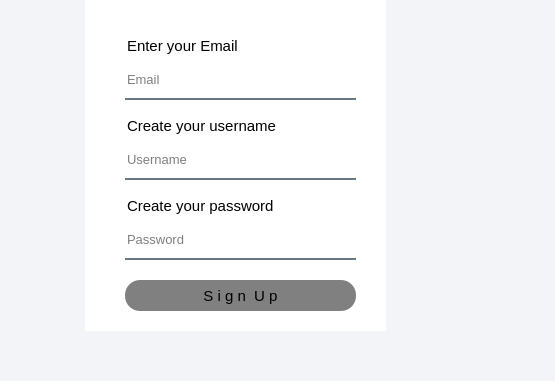
First picture: the form in register.ui, repository nepalprastut/oopProj, before the edit; both pictures show x 725 to 1280 and y 240 to 621 of the 1280 by 769 pixel window.
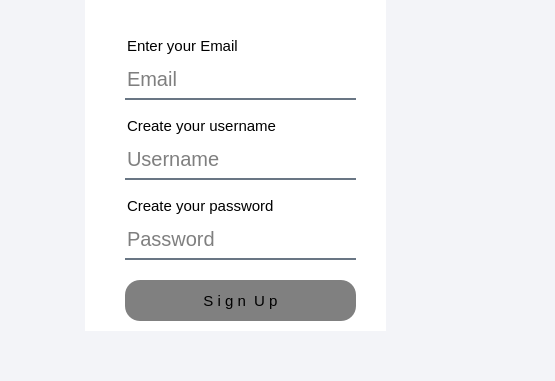
Second picture: the form after the edit. Icons and pictures are not drawn.

```diff
--- a/register.ui
+++ b/register.ui
@@ -67,7 +67,7 @@
        <x>40</x>
        <y>340</y>
        <width>231</width>
-       <height>31</height>
+       <height>41</height>
       </rect>
      </property>
      <property name="styleSheet">
@@ -142,7 +142,7 @@
 border:none;
 border-bottom:2px solid rgba(105,118,132,255);
 color:rgba(255,255,255,230);
-font-size:13px;
+font-size:20px;
 color:black;</string>
      </property>
      <property name="text">
@@ -178,7 +178,7 @@
 border:none;
 border-bottom:2px solid rgba(105,118,132,255);
 color:rgba(255,255,255,230);
-font-size:13px;
+font-size:20px;
 color:black;</string>
      </property>
      <property name="text">
@@ -263,7 +263,7 @@
 border:none;
 border-bottom:2px solid rgba(105,118,132,255);
 color:rgba(255,255,255,230);
-font-size:13px;
+font-size:20px;
 color:black;</string>
      </property>
      <property name="text">
```
